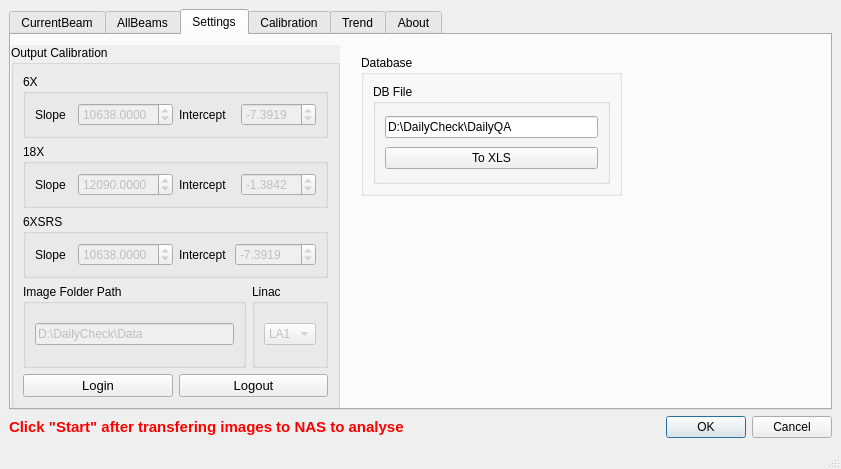
The window that MainWindow.ui (Jothy/DailyCheck) describes before a commit, drawn with Qt 5.
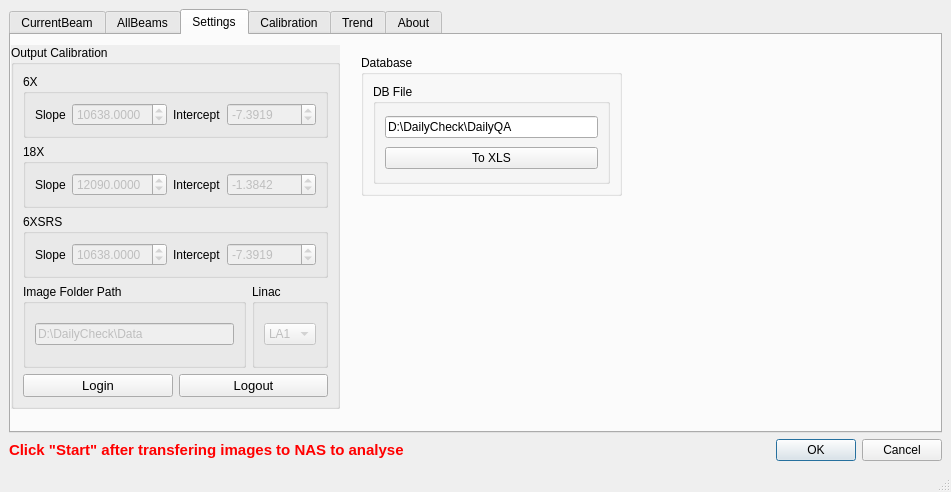
The same window after the commit. The open tabs and pages were chosen to show the change. Icons and pictures are not drawn. Custom widgets are drawn as their Qt base class.

Diff of the .ui file:
```diff
--- a/MainWindow.ui
+++ b/MainWindow.ui
@@ -6,8 +6,8 @@
    <rect>
     <x>0</x>
     <y>0</y>
-    <width>838</width>
-    <height>469</height>
+    <width>951</width>
+    <height>492</height>
    </rect>
   </property>
   <property name="windowTitle">
@@ -458,10 +458,10 @@
                         <number>4</number>
                        </property>
                        <property name="minimum">
-                        <double>-10.000000000000000</double>
+                        <double>-1000000.000000000000000</double>
                        </property>
                        <property name="maximum">
-                        <double>10.000000000000000</double>
+                        <double>100000.000000000000000</double>
                        </property>
                        <property name="singleStep">
                         <double>0.500000000000000</double>
@@ -537,10 +537,10 @@
                         <number>4</number>
                        </property>
                        <property name="minimum">
-                        <double>-10.000000000000000</double>
+                        <double>-100000.000000000000000</double>
                        </property>
                        <property name="maximum">
-                        <double>10.000000000000000</double>
+                        <double>100000.000000000000000</double>
                        </property>
                        <property name="singleStep">
                         <double>0.500000000000000</double>
@@ -619,10 +619,10 @@
                         <number>4</number>
                        </property>
                        <property name="minimum">
-                        <double>-100.000000000000000</double>
+                        <double>-100000.000000000000000</double>
                        </property>
                        <property name="maximum">
-                        <double>100.000000000000000</double>
+                        <double>100000.000000000000000</double>
                        </property>
                        <property name="singleStep">
                         <double>0.500000000000000</double>
```
Left out of the diff: 4 changed lines with no effect on the pictures.
